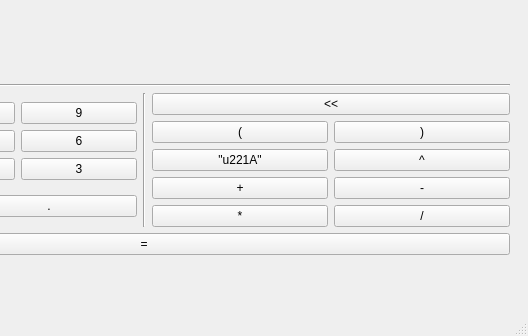
Above: mainwindow.ui from Deffohn/CPP_STKS_CALCULATOR before the change; both pictures show x 241 to 769 and y 296 to 632 of the 769 by 632 pixel window. Below: the same form after it.
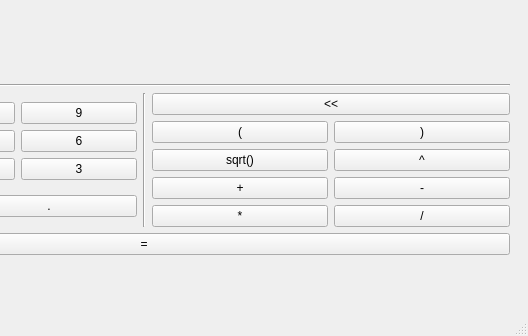
That is the form after the change.

Patch:
```diff
--- a/mainwindow.ui
+++ b/mainwindow.ui
@@ -252,7 +252,7 @@
               <string>&lt;html&gt;&lt;head/&gt;&lt;body&gt;&lt;p&gt;Open calcul priority&lt;/p&gt;&lt;/body&gt;&lt;/html&gt;</string>
              </property>
              <property name="text">
-              <string>&quot;u221A&quot;</string>
+              <string>sqrt()</string>
              </property>
             </widget>
            </item>
```
